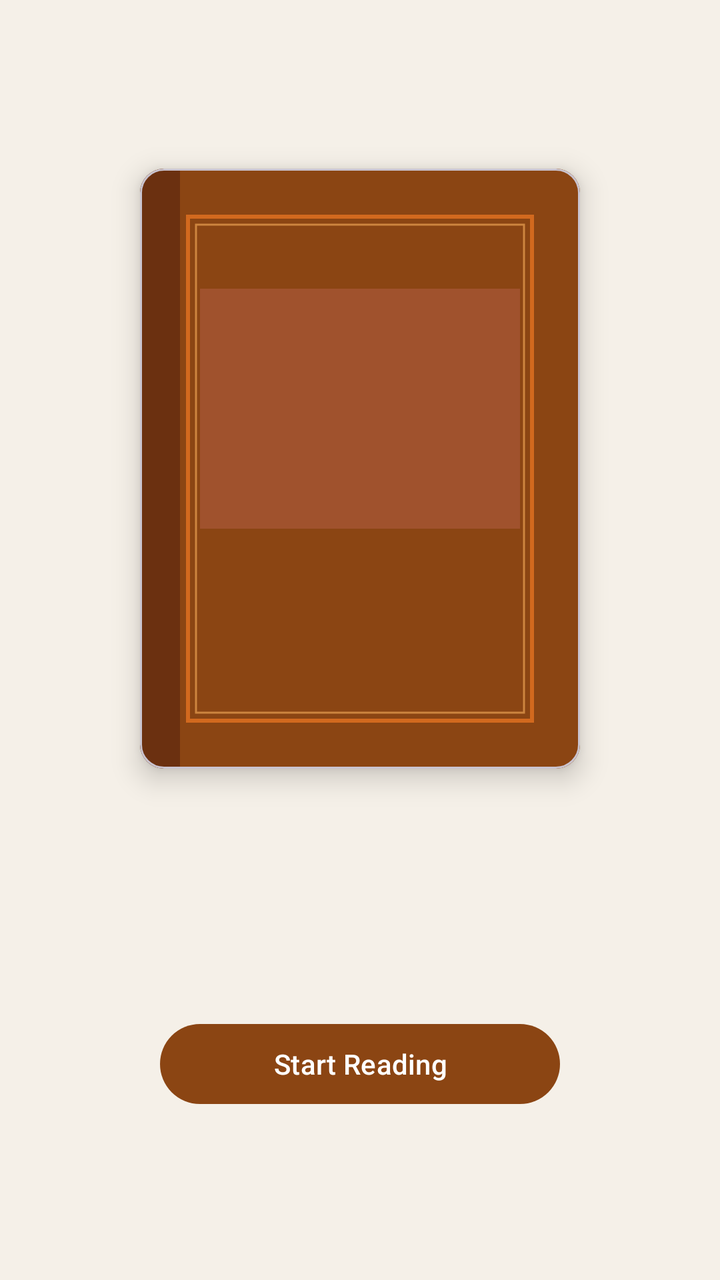
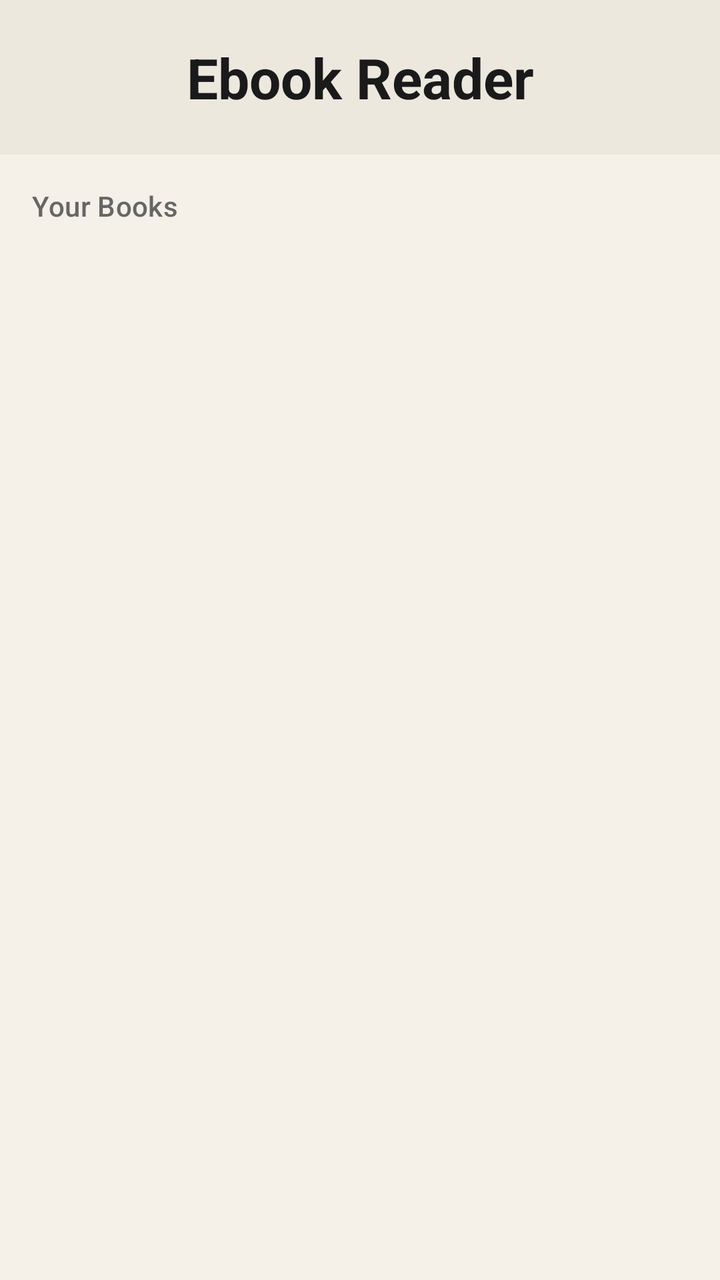

The first picture is an Android layout as it rendered before a commit; the second is the same layout after the commit. The layout source and the unified diff follow.
<!-- AndroidManifest.xml: application theme Theme.EbookReader -->
<!-- res/layout/activity_main.xml -->
<?xml version="1.0" encoding="utf-8"?>
<androidx.constraintlayout.widget.ConstraintLayout
    xmlns:android="http://schemas.android.com/apk/res/android"
    xmlns:app="http://schemas.android.com/apk/res-auto"
    android:layout_width="match_parent"
    android:layout_height="match_parent"
    android:background="@color/bg_library"
    android:padding="24dp">

    
    <com.google.android.material.card.MaterialCardView
        android:id="@+id/bookCard"
        android:layout_width="220dp"
        android:layout_height="300dp"
        app:cardCornerRadius="12dp"
        app:cardElevation="8dp"
        app:layout_constraintTop_toTopOf="parent"
        app:layout_constraintBottom_toTopOf="@id/bookTitle"
        app:layout_constraintStart_toStartOf="parent"
        app:layout_constraintEnd_toEndOf="parent"
        app:layout_constraintVertical_chainStyle="packed"
        android:layout_marginBottom="24dp">

        <ImageView
            android:layout_width="match_parent"
            android:layout_height="match_parent"
            android:scaleType="centerCrop"
            android:src="@drawable/book_cover_placeholder"
            android:contentDescription="Book cover" />
    </com.google.android.material.card.MaterialCardView>

    <TextView
        android:id="@+id/bookTitle"
        android:layout_width="wrap_content"
        android:layout_height="wrap_content"
        android:textAppearance="?attr/textAppearanceHeadlineSmall"
        android:textColor="@color/text_primary"
        android:textStyle="bold"
        android:gravity="center"
        app:layout_constraintTop_toBottomOf="@id/bookCard"
        app:layout_constraintStart_toStartOf="parent"
        app:layout_constraintEnd_toEndOf="parent"
        app:layout_constraintBottom_toTopOf="@id/bookAuthor" />

    <TextView
        android:id="@+id/bookAuthor"
        android:layout_width="wrap_content"
        android:layout_height="wrap_content"
        android:textAppearance="?attr/textAppearanceBodyMedium"
        android:textColor="@color/text_secondary"
        android:layout_marginTop="4dp"
        app:layout_constraintTop_toBottomOf="@id/bookTitle"
        app:layout_constraintStart_toStartOf="parent"
        app:layout_constraintEnd_toEndOf="parent"
        app:layout_constraintBottom_toTopOf="@id/pageCount" />

    <TextView
        android:id="@+id/pageCount"
        android:layout_width="wrap_content"
        android:layout_height="wrap_content"
        android:textAppearance="?attr/textAppearanceBodySmall"
        android:textColor="@color/text_secondary"
        android:layout_marginTop="4dp"
        app:layout_constraintTop_toBottomOf="@id/bookAuthor"
        app:layout_constraintStart_toStartOf="parent"
        app:layout_constraintEnd_toEndOf="parent"
        app:layout_constraintBottom_toTopOf="@id/btnRead" />

    <com.google.android.material.button.MaterialButton
        android:id="@+id/btnRead"
        android:layout_width="200dp"
        android:layout_height="wrap_content"
        android:text="Start Reading"
        android:layout_marginTop="24dp"
        app:layout_constraintTop_toBottomOf="@id/pageCount"
        app:layout_constraintStart_toStartOf="parent"
        app:layout_constraintEnd_toEndOf="parent"
        app:layout_constraintBottom_toBottomOf="parent" />

</androidx.constraintlayout.widget.ConstraintLayout>
<!-- resources referenced by this layout -->
<resources>
  <color name="bg_library">#F5F0E8</color>
  <color name="text_primary">#1A1A1A</color>
  <color name="text_secondary">#666666</color>
  <!-- drawable book_cover_placeholder (drawable) -->
  <?xml version="1.0" encoding="utf-8"?>
  <vector xmlns:android="http://schemas.android.com/apk/res/android"
      android:width="220dp"
      android:height="300dp"
      android:viewportWidth="220"
      android:viewportHeight="300">
  
      
      <path android:fillColor="#8B4513"
          android:pathData="M0,0 L220,0 L220,300 L0,300 Z" />
  
      
      <path android:fillColor="#6B3010"
          android:pathData="M0,0 L20,0 L20,300 L0,300 Z" />
  
      
      <path android:fillColor="#A0522D"
          android:pathData="M30,60 L190,60 L190,180 L30,180 Z" />
  
      
      <path android:strokeColor="#D2691E" android:strokeWidth="2"
          android:fillColor="@android:color/transparent"
          android:pathData="M24,24 L196,24 L196,276 L24,276 Z" />
  
      
      <path android:strokeColor="#CD853F" android:strokeWidth="1"
          android:fillColor="@android:color/transparent"
          android:pathData="M28,28 L192,28 L192,272 L28,272 Z" />
  </vector>
  <style name="Theme.EbookReader" parent="Theme.Material3.Light.NoActionBar">
          <item name="colorPrimary">@color/accent</item>
          <item name="colorPrimaryVariant">@color/purple_700</item>
          <item name="colorOnPrimary">@color/white</item>
          <item name="colorSecondary">@color/teal_200</item>
          <item name="colorOnSecondary">@color/black</item>
          <item name="android:statusBarColor">@color/nav_bar_bg</item>
          <item name="android:windowBackground">@color/page_background</item>
      </style>
  <color name="accent">#8B4513</color>
  <color name="purple_700">#FF3700B3</color>
  <color name="white">#FFFFFFFF</color>
  <color name="teal_200">#FF03DAC5</color>
  <color name="black">#FF000000</color>
  <color name="nav_bar_bg">#EDE8DE</color>
  <color name="page_background">#FFF8F0E0</color>
</resources>

<!-- the commit's change to res/layout/activity_main.xml (unified diff, before → after) -->
@@ -1,80 +1,83 @@
 <?xml version="1.0" encoding="utf-8"?>
-<androidx.constraintlayout.widget.ConstraintLayout
+<LinearLayout
     xmlns:android="http://schemas.android.com/apk/res/android"
     xmlns:app="http://schemas.android.com/apk/res-auto"
     android:layout_width="match_parent"
     android:layout_height="match_parent"
-    android:background="@color/bg_library"
-    android:padding="24dp">
+    android:orientation="vertical"
+    android:background="@color/bg_library">
+
+    
+    <TextView
+        android:layout_width="match_parent"
+        android:layout_height="wrap_content"
+        android:text="@string/app_name"
+        android:textAppearance="?attr/textAppearanceHeadlineMedium"
+        android:textColor="@color/text_primary"
+        android:textStyle="bold"
+        android:gravity="center"
+        android:padding="20dp"
+        android:background="@color/nav_bar_bg" />
 
     
     <com.google.android.material.card.MaterialCardView
-        android:id="@+id/bookCard"
-        android:layout_width="220dp"
-        android:layout_height="300dp"
+        android:id="@+id/permissionCard"
+        android:layout_width="match_parent"
+        android:layout_height="wrap_content"
+        android:layout_marginHorizontal="16dp"
+        android:layout_marginTop="16dp"
+        android:visibility="gone"
         app:cardCornerRadius="12dp"
-        app:cardElevation="8dp"
-        app:layout_constraintTop_toTopOf="parent"
-        app:layout_constraintBottom_toTopOf="@id/bookTitle"
-        app:layout_constraintStart_toStartOf="parent"
-        app:layout_constraintEnd_toEndOf="parent"
-        app:layout_constraintVertical_chainStyle="packed"
-        android:layout_marginBottom="24dp">
+        app:cardElevation="4dp">
 
-        <ImageView
+        <LinearLayout
             android:layout_width="match_parent"
-            android:layout_height="match_parent"
-            android:scaleType="centerCrop"
-            android:src="@drawable/book_cover_placeholder"
-            android:contentDescription="Book cover" />
+            android:layout_height="wrap_content"
+            android:orientation="vertical"
+            android:padding="16dp">
+
+            <TextView
+                android:layout_width="match_parent"
+                android:layout_height="wrap_content"
+                android:text="Storage Access Required"
+                android:textAppearance="?attr/textAppearanceTitleMedium"
+                android:textColor="@color/text_primary" />
+
+            <TextView
+                android:layout_width="match_parent"
+                android:layout_height="wrap_content"
+                android:text="Grant access to read HTML files from your Documents folder on the phone."
+                android:textAppearance="?attr/textAppearanceBodySmall"
+                android:textColor="@color/text_secondary"
+                android:layout_marginTop="4dp" />
+
+            <com.google.android.material.button.MaterialButton
+                android:id="@+id/btnGrantPermission"
+                android:layout_width="wrap_content"
+                android:layout_height="wrap_content"
+                android:text="Grant Access"
+                android:layout_marginTop="12dp" />
+        </LinearLayout>
     </com.google.android.material.card.MaterialCardView>
 
+    
     <TextView
-        android:id="@+id/bookTitle"
-        android:layout_width="wrap_content"
+        android:layout_width="match_parent"
         android:layout_height="wrap_content"
-        android:textAppearance="?attr/textAppearanceHeadlineSmall"
-        android:textColor="@color/text_primary"
-        android:textStyle="bold"
-        android:gravity="center"
-        app:layout_constraintTop_toBottomOf="@id/bookCard"
-        app:layout_constraintStart_toStartOf="parent"
-        app:layout_constraintEnd_toEndOf="parent"
-        app:layout_constraintBottom_toTopOf="@id/bookAuthor" />
+        android:text="Your Books"
+        android:textAppearance="?attr/textAppearanceTitleSmall"
+        android:textColor="@color/text_secondary"
+        android:paddingHorizontal="16dp"
+        android:paddingTop="16dp"
+        android:paddingBottom="8dp" />
 
-    <TextView
-        android:id="@+id/bookAuthor"
-        android:layout_width="wrap_content"
-        android:layout_height="wrap_content"
-        android:textAppearance="?attr/textAppearanceBodyMedium"
-        android:textColor="@color/text_secondary"
-        android:layout_marginTop="4dp"
-        app:layout_constraintTop_toBottomOf="@id/bookTitle"
-        app:layout_constraintStart_toStartOf="parent"
-        app:layout_constraintEnd_toEndOf="parent"
-        app:layout_constraintBottom_toTopOf="@id/pageCount" />
+    
+    <androidx.recyclerview.widget.RecyclerView
+        android:id="@+id/bookList"
+        android:layout_width="match_parent"
+        android:layout_height="0dp"
+        android:layout_weight="1"
+        android:clipToPadding="false"
+        android:paddingBottom="16dp" />
 
-    <TextView
-        android:id="@+id/pageCount"
-        android:layout_width="wrap_content"
-        android:layout_height="wrap_content"
-        android:textAppearance="?attr/textAppearanceBodySmall"
-        android:textColor="@color/text_secondary"
-        android:layout_marginTop="4dp"
-        app:layout_constraintTop_toBottomOf="@id/bookAuthor"
-        app:layout_constraintStart_toStartOf="parent"
-        app:layout_constraintEnd_toEndOf="parent"
-        app:layout_constraintBottom_toTopOf="@id/btnRead" />
-
-    <com.google.android.material.button.MaterialButton
-        android:id="@+id/btnRead"
-        android:layout_width="200dp"
-        android:layout_height="wrap_content"
-        android:text="Start Reading"
-        android:layout_marginTop="24dp"
-        app:layout_constraintTop_toBottomOf="@id/pageCount"
-        app:layout_constraintStart_toStartOf="parent"
-        app:layout_constraintEnd_toEndOf="parent"
-        app:layout_constraintBottom_toBottomOf="parent" />
-
-</androidx.constraintlayout.widget.ConstraintLayout>
+</LinearLayout>
<!-- resource entries referenced after the edit -->
@@ -1,38 +1,10 @@
 <!-- resources referenced by this layout -->
 <resources>
   <color name="bg_library">#F5F0E8</color>
+  <color name="nav_bar_bg">#EDE8DE</color>
   <color name="text_primary">#1A1A1A</color>
   <color name="text_secondary">#666666</color>
-  <!-- drawable book_cover_placeholder (drawable) -->
-  <?xml version="1.0" encoding="utf-8"?>
-  <vector xmlns:android="http://schemas.android.com/apk/res/android"
-      android:width="220dp"
-      android:height="300dp"
-      android:viewportWidth="220"
-      android:viewportHeight="300">
-  
-      
-      <path android:fillColor="#8B4513"
-          android:pathData="M0,0 L220,0 L220,300 L0,300 Z" />
-  
-      
-      <path android:fillColor="#6B3010"
-          android:pathData="M0,0 L20,0 L20,300 L0,300 Z" />
-  
-      
-      <path android:fillColor="#A0522D"
-          android:pathData="M30,60 L190,60 L190,180 L30,180 Z" />
-  
-      
-      <path android:strokeColor="#D2691E" android:strokeWidth="2"
-          android:fillColor="@android:color/transparent"
-          android:pathData="M24,24 L196,24 L196,276 L24,276 Z" />
-  
-      
-      <path android:strokeColor="#CD853F" android:strokeWidth="1"
-          android:fillColor="@android:color/transparent"
-          android:pathData="M28,28 L192,28 L192,272 L28,272 Z" />
-  </vector>
+  <string name="app_name">Ebook Reader</string>
   <style name="Theme.EbookReader" parent="Theme.Material3.Light.NoActionBar">
           <item name="colorPrimary">@color/accent</item>
           <item name="colorPrimaryVariant">@color/purple_700</item>
@@ -47,7 +19,6 @@
   <color name="white">#FFFFFFFF</color>
   <color name="teal_200">#FF03DAC5</color>
   <color name="black">#FF000000</color>
-  <color name="nav_bar_bg">#EDE8DE</color>
   <color name="page_background">#FFF8F0E0</color>
 </resources>
 
